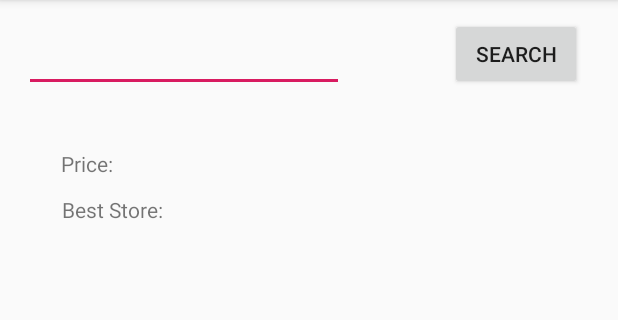
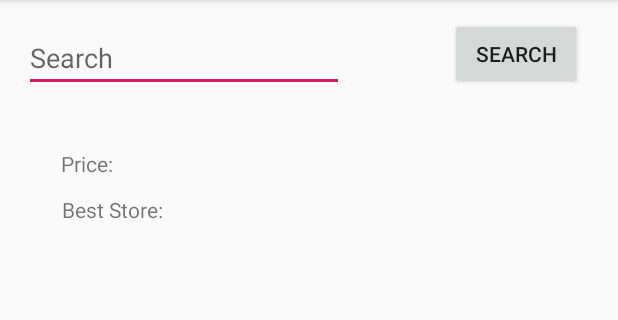
Before and after one commit to Bdoom/Shoppy, an Android app: the screen it shows after launch (MainActivity), on a phone screen of 412 x 824 dp, the part 84-404 px from its top. Run offline under Robolectric (Android 15) with nearby library versions, the phone set to English and light mode, and no system bars.

Commit message:
Edited additional warnings and fixed them

```diff
--- a/app/src/main/res/layout/activity_main.xml
+++ b/app/src/main/res/layout/activity_main.xml
@@ -29,7 +29,8 @@
         android:inputType="textPersonName"
         app:layout_constraintStart_toStartOf="parent"
         app:layout_constraintTop_toTopOf="parent"
-        android:autofillHints="@android:string/search_go"/>
+        android:autofillHints="@android:string/search_go"
+        android:hint="@android:string/search_go"/>
 
     <Button
         android:id="@+id/btnSearch"
```
